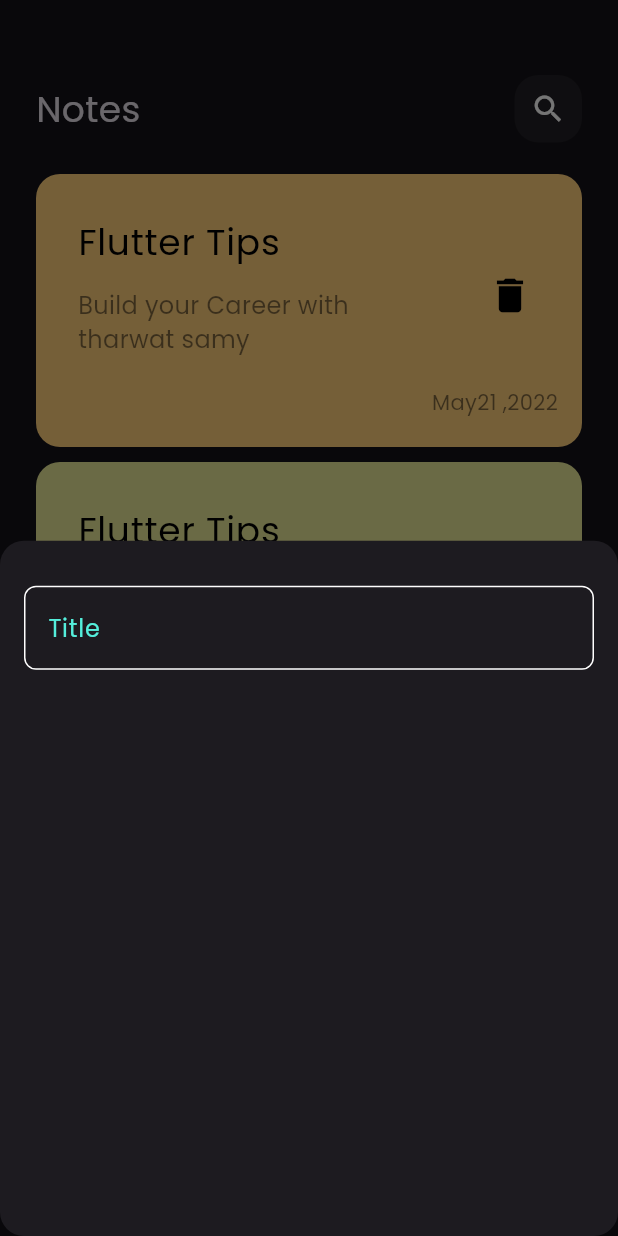
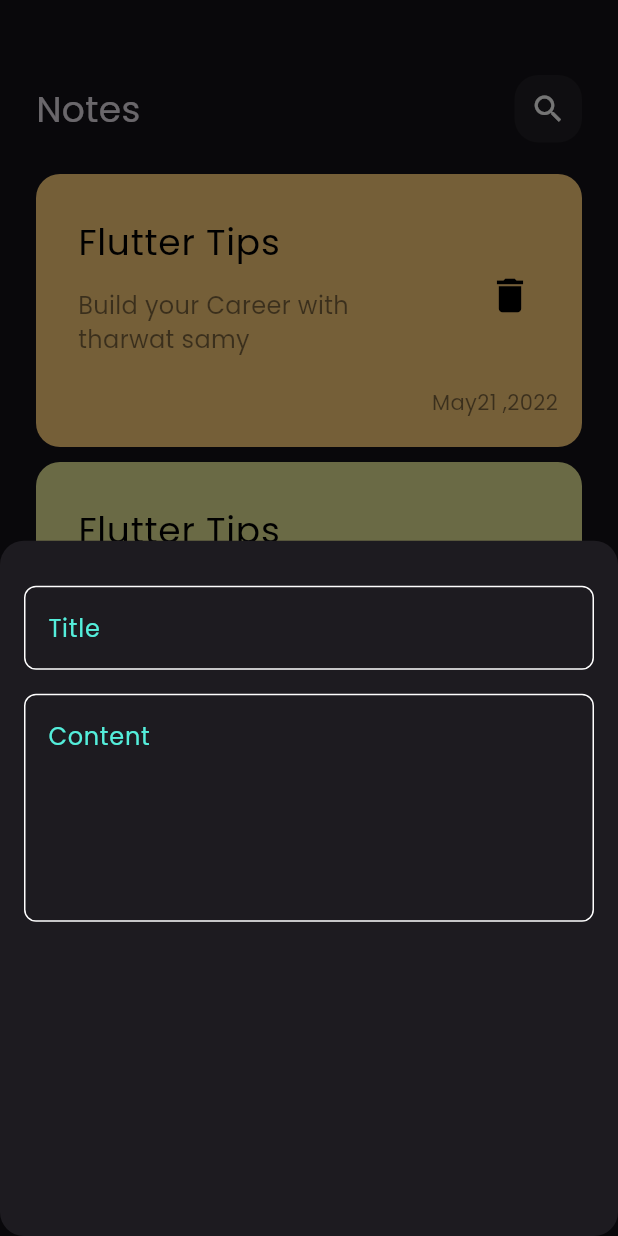
Before and after one commit to 00mkk00/note-app, a Flutter app: the screen it shows after launch, after a tap on the "add" icon, on a phone screen of 412 x 824 dp. Run offline on Flutter 3.47's test engine with Material 3 defaults, Android fonts, the phone set to English and light mode, and no system bars.

Commit message:
add fields to note buttom sheet

```diff
--- a/lib/widgets/add_note_modal_sheet.dart
+++ b/lib/widgets/add_note_modal_sheet.dart
@@ -7,13 +7,22 @@ class AddNoteModalSheet extends StatelessWidget {
   @override
   Widget build(BuildContext context) {
     return const Padding(
-      padding:  EdgeInsets.symmetric(horizontal: 16),
-      child:  Column(
+      padding: EdgeInsets.symmetric(horizontal: 16),
+      child: Column(
         children: [
           SizedBox(
             height: 30,
           ),
-          CustomTextField()
+          CustomTextField(
+            hint: "Title",
+          ),
+          SizedBox(
+            height: 16,
+          ),
+          CustomTextField(
+            hint: "Content",
+            maxLine: 5,
+          )
         ],
       ),
     );
--- a/lib/widgets/custom_text_field.dart
+++ b/lib/widgets/custom_text_field.dart
@@ -2,14 +2,17 @@ import 'package:flutter/material.dart';
 import 'package:note_app/constants.dart';
 
 class CustomTextField extends StatelessWidget {
-  const CustomTextField({super.key});
+  const CustomTextField({super.key, required this.hint, this.maxLine=1});
+  final String hint;
+  final int maxLine;
 
   @override
   Widget build(BuildContext context) {
     return TextField(
+      maxLines: maxLine,
       cursorColor: kPrimiryColor,
       decoration: InputDecoration(
-        hintText: "Title",
+        hintText: hint,
         hintStyle: const TextStyle(color: kPrimiryColor),
         enabledBorder: OutlineInputBorder(
           borderRadius: BorderRadius.circular(8),
--- a/lib/widgets/note_view_body.dart
+++ b/lib/widgets/note_view_body.dart
@@ -1,7 +1,7 @@
 import 'package:flutter/material.dart';
 
 import 'package:note_app/widgets/custom_appbar.dart';
-import 'package:note_app/widgets/custom_notes_item.dart';
+
 import 'package:note_app/widgets/note_item_listview.dart';
 
 class NoteViewBody extends StatelessWidget {
```
